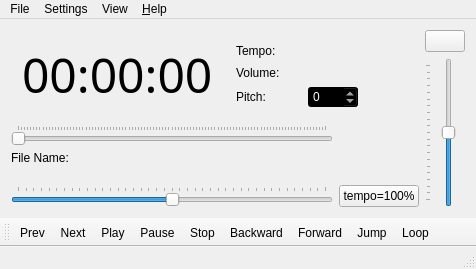
Above: guiplayer.ui from pedrolcl/dmidiplayer before the change. Below: the same form after it.
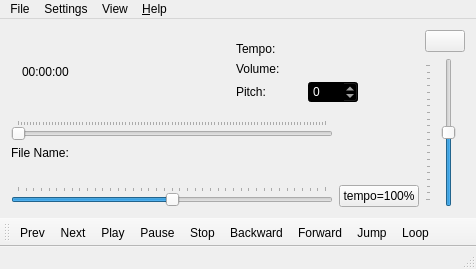
That is the form after the change. Icons and pictures are not drawn. Custom widgets are drawn as their Qt base class.

```diff
--- a/guiplayer.ui
+++ b/guiplayer.ui
@@ -73,13 +73,6 @@
            <height>62</height>
           </size>
          </property>
-         <property name="font">
-          <font>
-           <family>Sans Serif</family>
-           <pointsize>36</pointsize>
-           <kerning>true</kerning>
-          </font>
-         </property>
          <property name="text">
           <string>00:00:00</string>
          </property>
```
